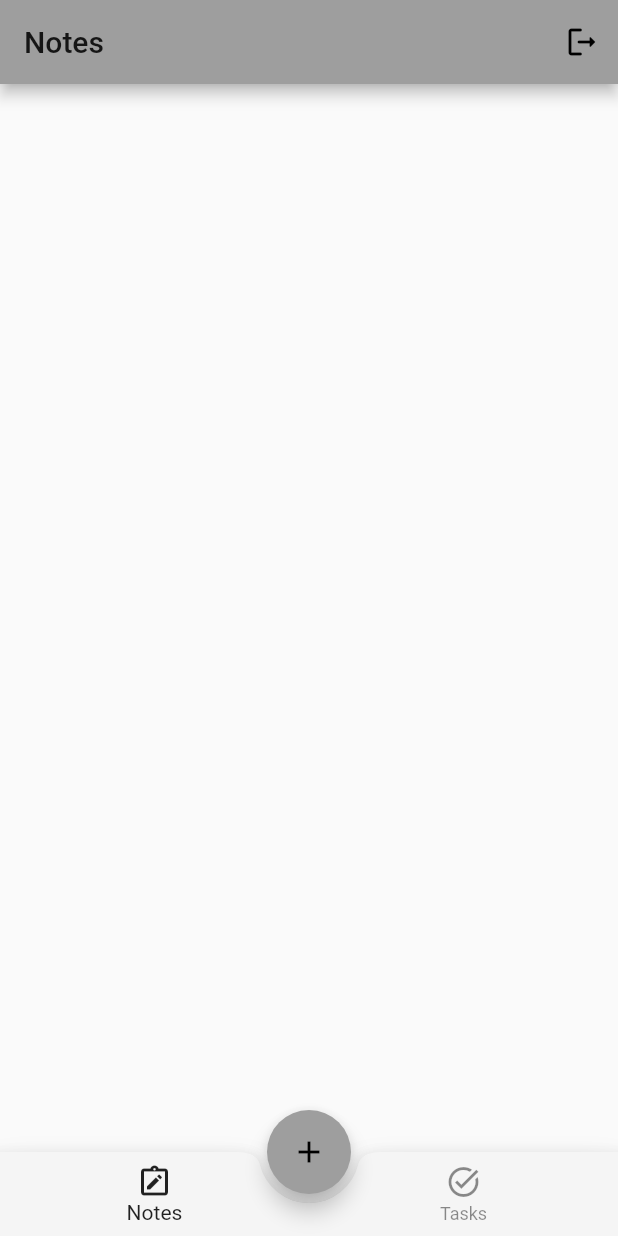
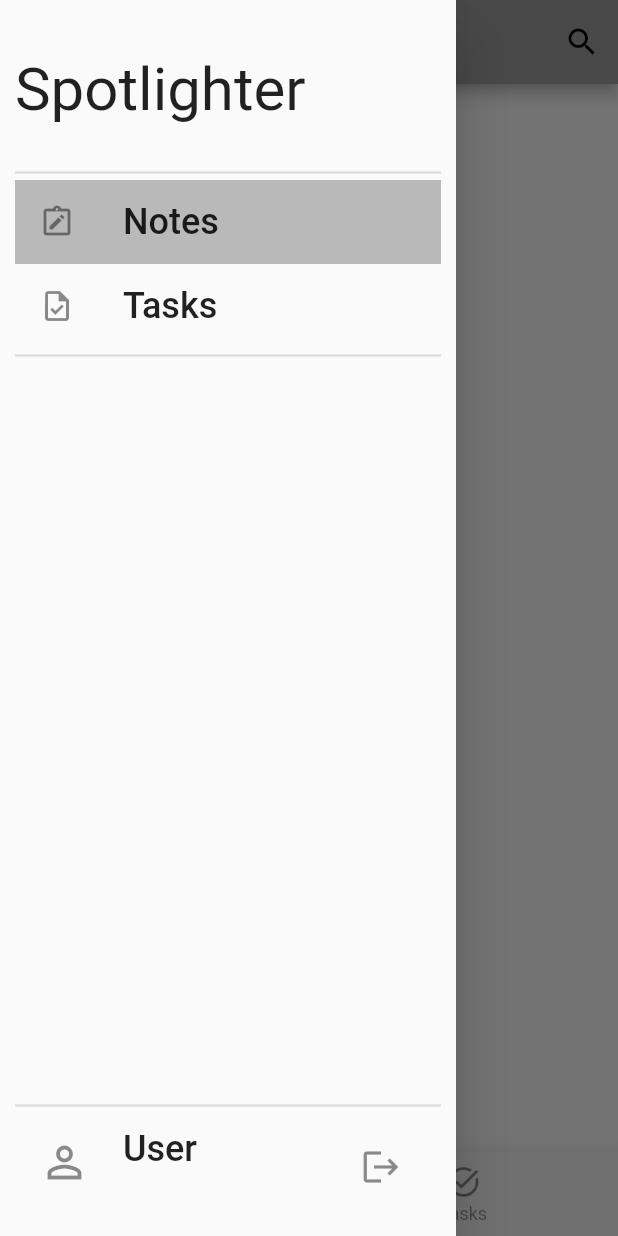
Before and after one commit to nokla007/spotlighter, a Flutter app: the screen it shows once a user with an empty profile is signed in, with the side drawer open (before the commit the screen has no drawer), on a phone screen of 412 x 824 dp. Run offline on Flutter 3.47's test engine with Material 2 defaults, Android fonts, the phone set to English and light mode, and no system bars; our stand-ins replace cloud_firestore, firebase_auth, firebase_core; accounts and stored records are empty.

Commit message:
Update home_screen.dart

```diff
--- a/lib/screens/home_screen.dart
+++ b/lib/screens/home_screen.dart
@@ -1,9 +1,12 @@
 import 'package:firebase_auth/firebase_auth.dart';
 import 'package:flutter/material.dart';
+import 'package:provider/provider.dart';
+import 'package:spotlighter1/constants.dart';
 import 'package:spotlighter1/screens/note_editor.dart';
 import 'package:spotlighter1/screens/notes_page.dart';
 import 'package:spotlighter1/screens/task_editor.dart';
 import 'package:spotlighter1/screens/tasks_page.dart';
+import 'package:spotlighter1/services/firebase_service.dart';
 
 class HomeScreen extends StatefulWidget {
   static const String id = 'homeScreen';
@@ -29,6 +32,12 @@ class _HomeScreenState extends State<HomeScreen> {
       return Text('Something went wrong');
   }
 
+  void toggleIndex(int i) {
+    setState(() {
+      _selectedIndex = i;
+    });
+  }
+
   @override
   Widget build(BuildContext context) {
     return Scaffold(
@@ -38,20 +47,17 @@ class _HomeScreenState extends State<HomeScreen> {
         ),
         actions: [
           IconButton(
-            onPressed: () async {
-              try {
-                await FirebaseAuth.instance.signOut();
-                // Navigator.of(context).pushNamedAndRemoveUntil(
-                //     SignInScreen.id, (route) => false);
-              } on FirebaseAuthException catch (e) {
-                print(e.message);
-              }
+            onPressed: () {
+              print('search');
             },
-            icon: Icon(Icons.logout_rounded),
+            icon: Icon(Icons.search),
           )
         ],
       ),
-      // body: _page[_selectedIndex],
+      drawer: NavDrawer(
+        index: _selectedIndex,
+        toggleIndex: toggleIndex,
+      ),
       body: getPage(_selectedIndex),
       bottomNavigationBar: BottomAppBar(
         shape: CircularNotchedRectangle(),
@@ -85,6 +91,116 @@ class _HomeScreenState extends State<HomeScreen> {
   }
 }
 
+class NavDrawer extends StatelessWidget {
+  final int index;
+  final Function toggleIndex;
+
+  const NavDrawer({Key? key, required this.index, required this.toggleIndex})
+      : super(key: key);
+
+  @override
+  Widget build(BuildContext context) {
+    return Drawer(
+      child: SafeArea(
+        child: Padding(
+          padding: const EdgeInsets.all(10.0),
+          child: Column(
+            crossAxisAlignment: CrossAxisAlignment.start,
+            children: [
+              Container(
+                height: 100,
+                child: const Align(
+                  alignment: Alignment.centerLeft,
+                  child: Text(
+                    'Spotlighter',
+                    style: TextStyle(fontSize: 40),
+                  ),
+                ),
+              ),
+              kDivider,
+              ListTile(
+                tileColor: (index == 0) ? Colors.black26 : null,
+                title: const Text(
+                  'Notes',
+                  style: TextStyle(fontSize: 24),
+                ),
+                leading: const Icon(Icons.note_alt_outlined),
+                onTap: () {
+                  Navigator.pop(context);
+                  toggleIndex(0);
+                },
+              ),
+              ListTile(
+                tileColor: (index == 1) ? Colors.black26 : null,
+                title: const Text(
+                  'Tasks',
+                  style: TextStyle(fontSize: 24),
+                ),
+                leading: const Icon(Icons.task_outlined),
+                onTap: () {
+                  print('1');
+                  Navigator.pop(context);
+                  toggleIndex(1);
+                },
+              ),
+              kDivider,
+              Expanded(child: Container()),
+              kDivider,
+              ListTile(
+                title: Text(
+                  'User',
+                  style: TextStyle(fontSize: 24),
+                ),
+                subtitle: Text(
+                  context.read<FirebaseService>().getEmail ?? 'Not Signed In',
+                ),
+                leading: const Icon(
+                  Icons.person_outline,
+                  size: 34,
+                ),
+                trailing: IconButton(
+                  onPressed: () {
+                    showDialog(
+                      context: context,
+                      builder: (context) => AlertDialog(
+                        title: Text('Sign out?'),
+                        actions: [
+                          TextButton(
+                            onPressed: () {
+                              Navigator.pop(context);
+                              Navigator.pop(context);
+                            },
+                            child: Text('Cancel'),
+                          ),
+                          TextButton(
+                            onPressed: () async {
+                              Navigator.pop(context);
+                              try {
+                                await context.read<FirebaseService>().signOut();
+                              } on FirebaseAuthException catch (e) {
+                                print(e.message);
+                              }
+                            },
+                            child: Text('Ok'),
+                          ),
+                        ],
+                      ),
+                    );
+                  },
+                  icon: Icon(
+                    Icons.logout,
+                    size: 28,
+                  ),
+                ),
+              ),
+            ],
+          ),
+        ),
+      ),
+    );
+  }
+}
+
 class Fab extends StatelessWidget {
   const Fab({
     Key? key,
@@ -97,7 +213,6 @@ class Fab extends StatelessWidget {
     return FloatingActionButton(
       child: Icon(Icons.add),
       onPressed: () {
-        print('add pressed');
         if (index == 0) {
           Navigator.push(
             context,
```
